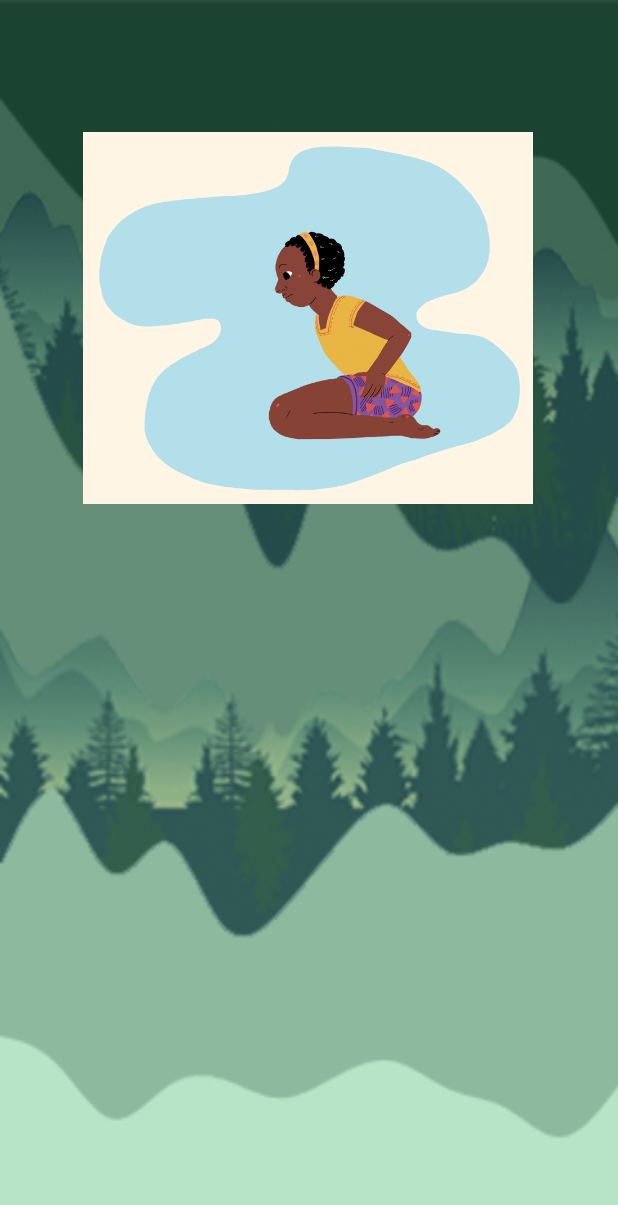
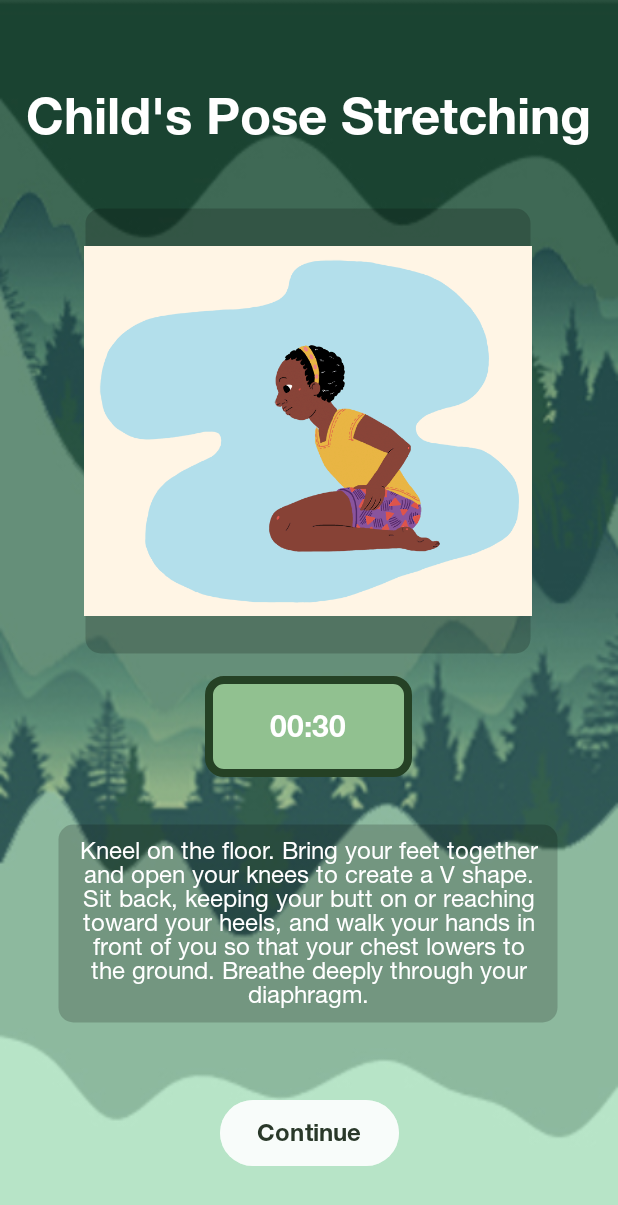
Before and after one commit to PTFinalProject/solitude, an Android app: the stretching1 screen opened directly, with no data from a screen before it, on a phone screen of 412 x 824 dp. Shown: the top 1205 px of the screen. Run offline under Robolectric (Android 15) with nearby library versions, the phone set to English and light mode, and no system bars.

Commit message:
finished layout and implemented countdown timer to stretching1 page

```diff
--- a/app/src/main/java/com/example/plattechfinalproject/LandingPage.java
+++ b/app/src/main/java/com/example/plattechfinalproject/LandingPage.java
@@ -17,7 +17,7 @@ public class LandingPage extends AppCompatActivity {
         start.setOnClickListener(new View.OnClickListener() {
             @Override
             public void onClick(View v) {
-                Intent intent = new Intent(LandingPage.this, MotivationalPage.class);
+                Intent intent = new Intent(LandingPage.this, stretching1.class);
                 startActivity(intent);
             }
         });
--- a/app/src/main/java/com/example/plattechfinalproject/stretching1.java
+++ b/app/src/main/java/com/example/plattechfinalproject/stretching1.java
@@ -3,6 +3,11 @@ package com.example.plattechfinalproject;
 import androidx.appcompat.app.AppCompatActivity;
 
 import android.os.Bundle;
+import android.os.CountDownTimer;
+import android.widget.TextView;
+
+import java.text.DecimalFormat;
+import java.text.NumberFormat;
 
 public class stretching1 extends AppCompatActivity {
 
@@ -10,5 +15,25 @@ public class stretching1 extends AppCompatActivity {
     protected void onCreate(Bundle savedInstanceState) {
         super.onCreate(savedInstanceState);
         setContentView(R.layout.activity_stretching1);
+
+        // Initializing thetextView
+        TextView textView = findViewById (R.id.timerTextView);
+
+        new CountDownTimer(31000, 1000) {
+            public void onTick(long millisUntilFinished) {
+                // Used for formatting digit to be in 2 digits only
+                NumberFormat f = new DecimalFormat("00");
+                long min = (millisUntilFinished / 60000) % 60;
+                long sec = (millisUntilFinished / 1000) % 60;
+                textView.setText(f.format(min) + ":" + f.format(sec));
+            }
+            // When the task is over it will print 00:00:00 there
+            public void onFinish() {
+                textView.setText("00:00");
+            }
+        }.start();
+
     }
+
+
 }
--- a/app/src/main/res/layout/activity_stretching1.xml
+++ b/app/src/main/res/layout/activity_stretching1.xml
@@ -2,20 +2,92 @@
 <androidx.constraintlayout.widget.ConstraintLayout xmlns:android="http://schemas.android.com/apk/res/android"
     xmlns:app="http://schemas.android.com/apk/res-auto"
     xmlns:tools="http://schemas.android.com/tools"
+    android:id="@+id/btnStreching1"
     android:layout_width="match_parent"
     android:layout_height="match_parent"
     android:background="@drawable/bg1"
+    android:visibility="visible"
     tools:context=".stretching1">
 
     <pl.droidsonroids.gif.GifImageView
+        android:id="@+id/gifImageView"
         android:layout_width="300dp"
         android:layout_height="300dp"
+        android:background="@drawable/rounded_corner_translucent_green_background"
         android:src="@drawable/child_pose"
         app:layout_constraintBottom_toBottomOf="parent"
         app:layout_constraintEnd_toEndOf="parent"
         app:layout_constraintHorizontal_bias="0.495"
         app:layout_constraintStart_toStartOf="parent"
         app:layout_constraintTop_toTopOf="parent"
-        app:layout_constraintVertical_bias="0.118" />
+        app:layout_constraintVertical_bias="0.262" />
+
+    <TextView
+        android:id="@+id/textView13"
+        android:layout_width="336dp"
+        android:layout_height="135dp"
+        android:background="@drawable/rounded_corner_translucent_green_background"
+        android:fontFamily="@font/helvetica_neue_lt_std_55_roman"
+        android:gravity="center_horizontal|center_vertical"
+        android:padding="5dp"
+        android:text="Kneel on the floor. Bring your feet together and open your knees to create a V shape. Sit back, keeping your butt on or reaching toward your heels, and walk your hands in front of you so that your chest lowers to the ground. Breathe deeply through your diaphragm."
+        android:textColor="#FFFFFF"
+        android:textSize="16sp"
+        app:layout_constraintBottom_toBottomOf="parent"
+        app:layout_constraintEnd_toEndOf="parent"
+        app:layout_constraintHorizontal_bias="0.493"
+        app:layout_constraintStart_toStartOf="parent"
+        app:layout_constraintTop_toTopOf="parent"
+        app:layout_constraintVertical_bias="0.796" />
+
+    <TextView
+        android:id="@+id/textView14"
+        android:layout_width="392dp"
+        android:layout_height="51dp"
+        android:fontFamily="@font/helvetica_neue_lt_std_75_bold"
+        android:gravity="center"
+        android:text="Child's Pose Stretching"
+        android:textColor="#FFFFFF"
+        android:textSize="34sp"
+        app:layout_constraintBottom_toBottomOf="parent"
+        app:layout_constraintEnd_toEndOf="parent"
+        app:layout_constraintHorizontal_bias="0.473"
+        app:layout_constraintStart_toStartOf="parent"
+        app:layout_constraintTop_toTopOf="parent"
+        app:layout_constraintVertical_bias="0.067" />
+
+    <Button
+        android:id="@+id/button"
+        android:layout_width="119dp"
+        android:layout_height="52dp"
+        android:backgroundTint="@color/button_background_color"
+        android:fontFamily="@font/helvetica_neue_lt_std_75_bold"
+        android:text="Continue"
+        android:textColor="@color/button_text_color"
+        android:textSize="16sp"
+        android:visibility="visible"
+        app:layout_constraintBottom_toBottomOf="parent"
+        app:layout_constraintEnd_toEndOf="parent"
+        app:layout_constraintStart_toStartOf="parent"
+        app:layout_constraintTop_toTopOf="parent"
+        app:layout_constraintVertical_bias="0.945" />
+
+    <TextView
+        android:id="@+id/timerTextView"
+        android:layout_width="138dp"
+        android:layout_height="67dp"
+        android:background="@drawable/text_field_shape"
+        android:fontFamily="@font/helvetica_neue_lt_std_75_bold"
+        android:gravity="center_horizontal|center_vertical"
+        android:padding="5dp"
+        android:text="TIMER"
+        android:textColor="#FFFFFF"
+        android:textSize="20sp"
+        app:layout_constraintBottom_toBottomOf="parent"
+        app:layout_constraintEnd_toEndOf="parent"
+        app:layout_constraintHorizontal_bias="0.498"
+        app:layout_constraintStart_toStartOf="parent"
+        app:layout_constraintTop_toTopOf="parent"
+        app:layout_constraintVertical_bias="0.596" />
 
 </androidx.constraintlayout.widget.ConstraintLayout>
```
Also changed, not shown: 1 other file.
